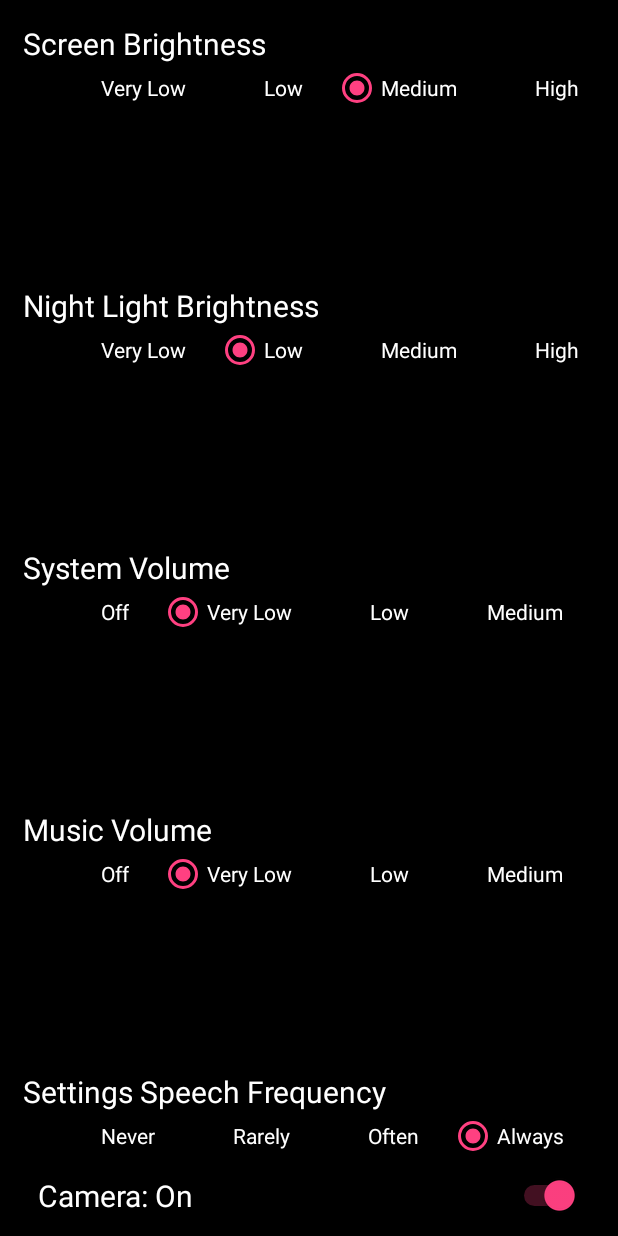
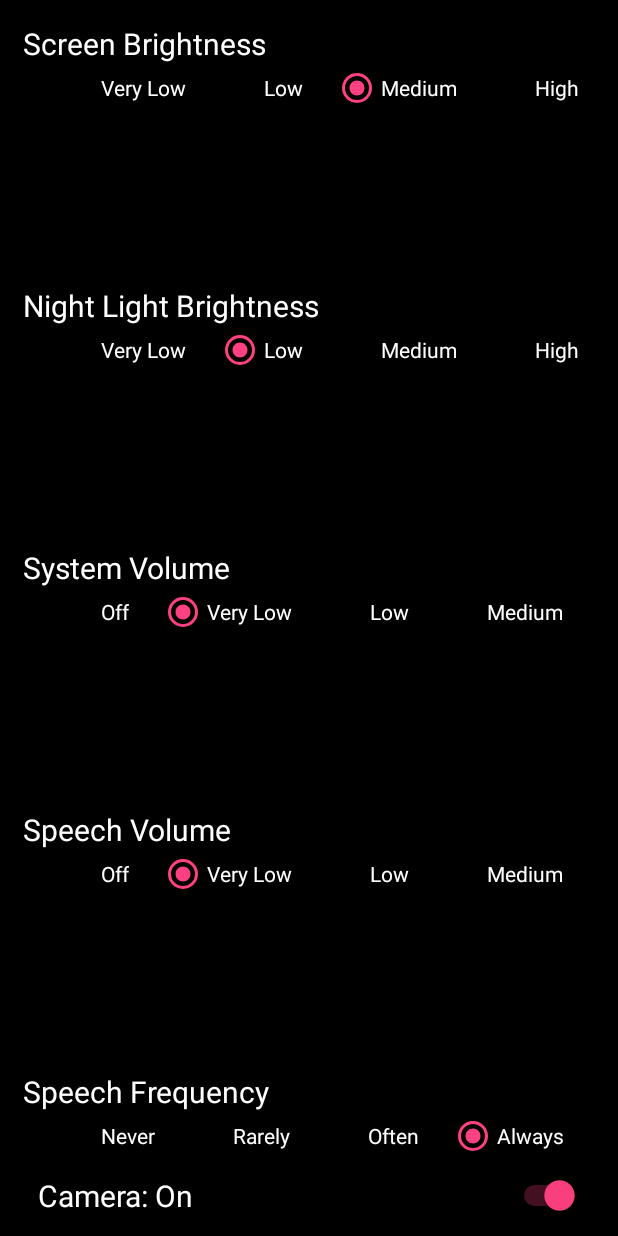
Before and after one commit to omgshirt/smartmirror, an Android app: the fragment SettingsFragment placed in its activity, on a phone screen of 412 x 824 dp. Run offline under Robolectric (Android 15) with nearby library versions, the phone set to English and light mode, and no system bars; 1 statement that could not run was skipped.

Commit message:
Added 'makeup' to grammar. Preferences sets system volume on start. Added "sleep" to grammar (again). "Music volume" now "speech volume"

```diff
--- a/app/src/main/java/org/main/smartmirror/smartmirror/CameraFragment.java
+++ b/app/src/main/java/org/main/smartmirror/smartmirror/CameraFragment.java
@@ -355,6 +355,7 @@ public class CameraFragment extends Fragment implements FragmentCompat.OnRequest
             activity.runOnUiThread(new Runnable() {
                 @Override
                 public void run() {
+                    ((MainActivity)getActivity()).startTTS(text);
                     Toast.makeText(activity, text, Toast.LENGTH_SHORT).show();
                 }
             });
--- a/app/src/main/java/org/main/smartmirror/smartmirror/MainActivity.java
+++ b/app/src/main/java/org/main/smartmirror/smartmirror/MainActivity.java
@@ -540,6 +540,10 @@ public class MainActivity extends AppCompatActivity
             voiceInput = NIGHT_LIGHT;
         }
 
+        if(voiceInput.contains(SLEEP)) {
+            voiceInput = SLEEP;
+        }
+
         // Some silliness to solve "weather" showing up too many times
         if(voiceInput.contains(WEATHER)) {
             if (voiceInput.contains("english")) {
--- a/app/src/main/java/org/main/smartmirror/smartmirror/Preferences.java
+++ b/app/src/main/java/org/main/smartmirror/smartmirror/Preferences.java
@@ -297,7 +297,8 @@ public class Preferences {
         mCameraEnabled = mSharedPreferences.getBoolean(PREFS_CAMERA_ENABLED, true);
         mVoiceEnabled = mSharedPreferences.getBoolean(PREFS_VOICE_ENABLED, true);
 
-        // This may not work (giving appContext)
+        setSystemVolume(mSystemVolume);
+
         LocalBroadcastManager.getInstance(appContext).registerReceiver(mMessageReceiver,
                 new IntentFilter("inputAction"));
     }
--- a/app/src/main/res/values/strings.xml
+++ b/app/src/main/res/values/strings.xml
@@ -67,8 +67,8 @@
     <string name="settings_night_light_brightness">Night Light Brightness</string>
     <string name="settings_weather_units">Weather Units</string>
     <string name="settings_system_vol">System Volume</string>
-    <string name="settings_music_vol">Music Volume</string>
-    <string name="settings_speech_freq">Settings Speech Frequency</string>
+    <string name="settings_music_vol">Speech Volume</string>
+    <string name="settings_speech_freq">Speech Frequency</string>
     <string name="settings_never">Never</string>
     <string name="settings_rare">Rarely</string>
     <string name="settings_often">Often</string>
```
Also changed, not shown: 2 other files.
